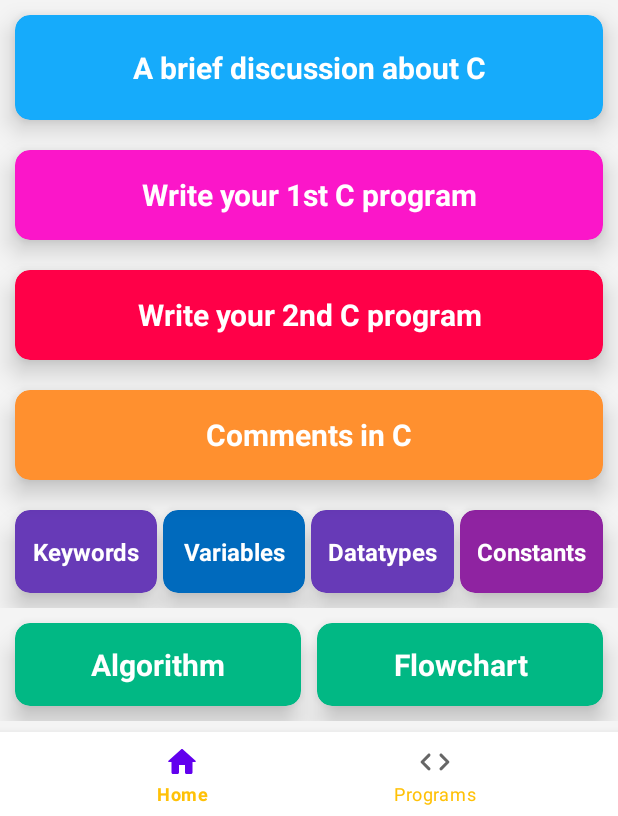
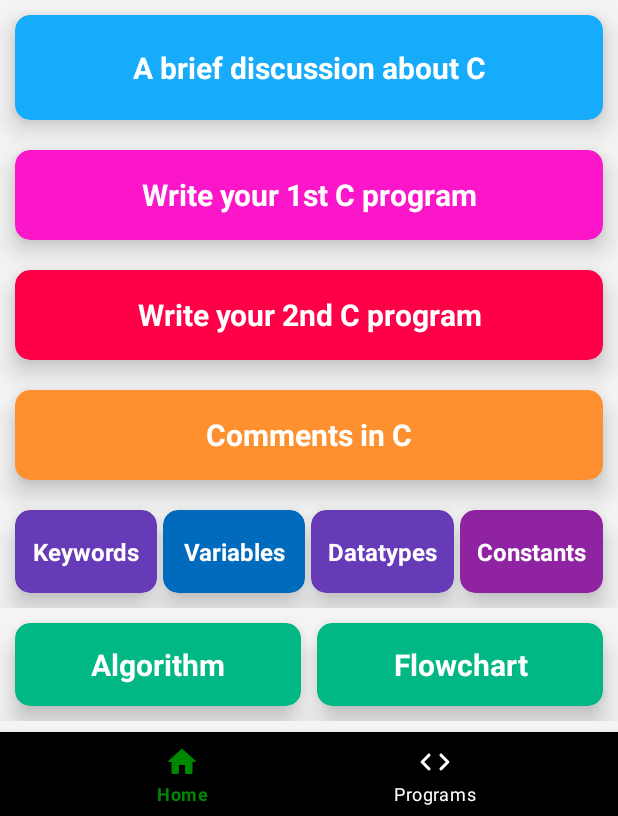
Before and after one commit to MrKarmakar/cprogrammingclub, an Android app: the screen it shows after launch (central_area), on a phone screen of 412 x 824 dp, the part 420-1236 px from its top. Run offline under Robolectric (Android 15) with nearby library versions, the phone set to English and light mode, and no system bars.

Commit message:
resolved #5

```diff
--- /dev/null
+++ b/app/src/main/res/drawable/item_selected.xml
@@ -0,0 +1,7 @@
+<?xml version="1.0" encoding="utf-8"?>
+<selector xmlns:android="http://schemas.android.com/apk/res/android">
+<item android:state_checked="true"
+    android:color="@color/bottomnavbar_item_color"/>
+    <item android:state_checked="false"
+        android:color="@color/white"/>
+</selector>
--- a/app/src/main/res/layout/activity_central_area.xml
+++ b/app/src/main/res/layout/activity_central_area.xml
@@ -80,14 +80,18 @@
         </FrameLayout>
 
         <com.google.android.material.bottomnavigation.BottomNavigationView
+            style="@style/Widget.MaterialComponents.BottomNavigationView.Colored"
             android:id="@+id/bn"
             android:layout_width="match_parent"
             android:layout_height="wrap_content"
-            android:background="@color/white"
-            app:itemTextColor="#FFC107"
+            app:itemRippleColor="#B3FFB6"
+            app:itemIconTint="@drawable/item_selected"
+            android:background="@color/black"
+            app:itemTextColor="@drawable/item_selected"
             app:layout_constraintBottom_toBottomOf="parent"
             app:layout_constraintEnd_toEndOf="parent"
             app:layout_constraintStart_toStartOf="parent"
+
             app:menu="@menu/bottom_nav_menu"/>
 
     </androidx.constraintlayout.widget.ConstraintLayout>
--- a/app/src/main/res/menu/bottom_nav_menu.xml
+++ b/app/src/main/res/menu/bottom_nav_menu.xml
@@ -4,6 +4,8 @@
     <item
         android:id="@+id/homeee"
         android:icon="@drawable/home"
+        android:color="@color/black"
+        android:state_checked="false"
         android:title="Home" />
 
     <item
--- a/app/src/main/res/values/colors.xml
+++ b/app/src/main/res/values/colors.xml
@@ -14,4 +14,6 @@
     <color name="sidebar_color">#C5C5C5</color>
     <color name="theme_color">#05091E</color>
     <color name="header_color">#060B27</color>
+
+    <color name="bottomnavbar_item_color">#008702</color>
 </resources>
```
